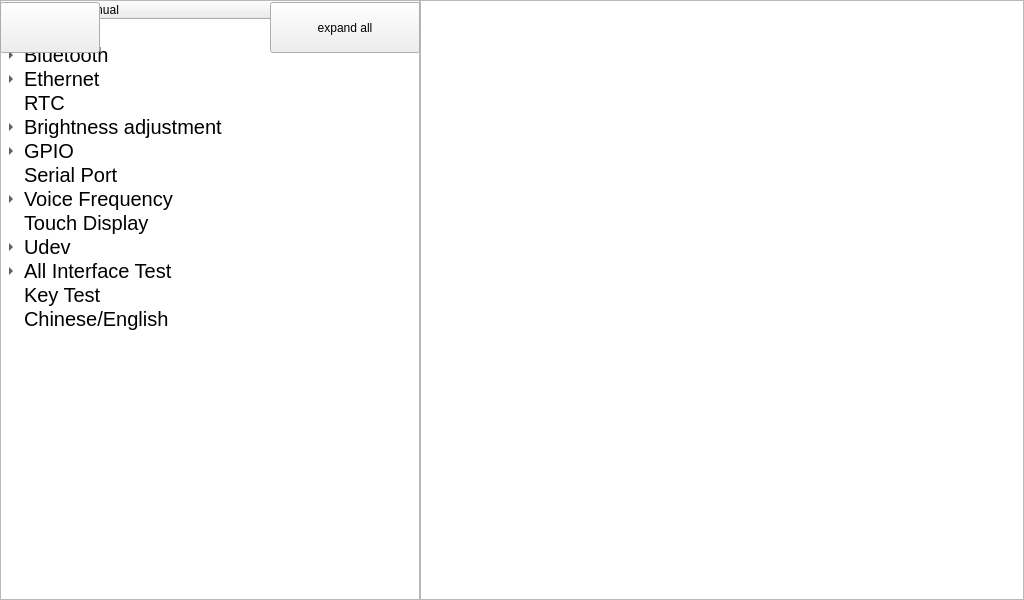
Qt form qt/t507/user_manual.ui (jizizihe/baijie_demo) before a commit.
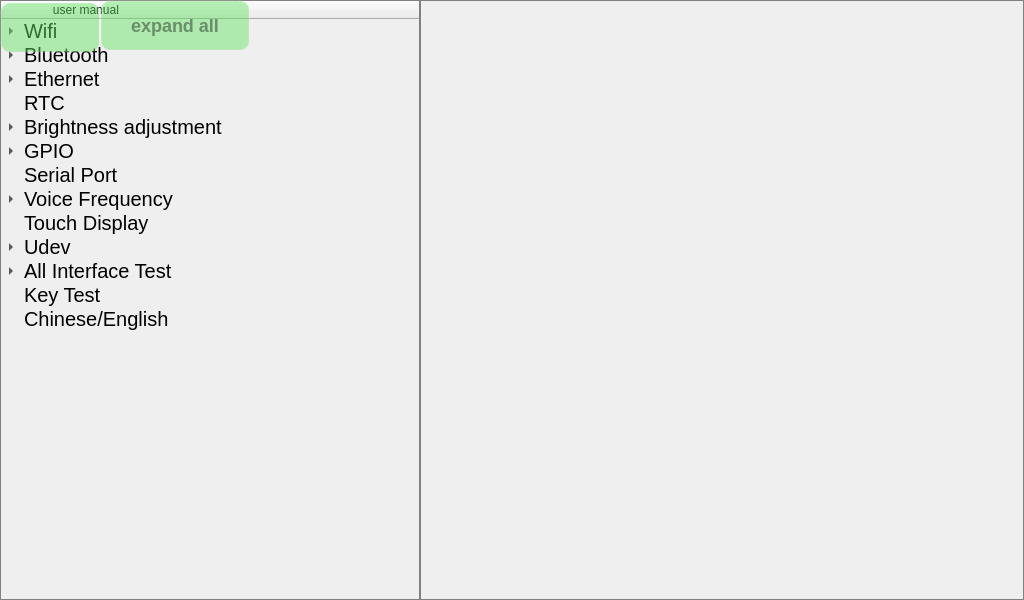
The same form after that commit. Icons and pictures are not drawn.

What changed in the file:
```diff
--- a/qt/t507/user_manual.ui
+++ b/qt/t507/user_manual.ui
@@ -14,7 +14,47 @@
    <string>Form</string>
   </property>
   <property name="styleSheet">
-   <string notr="true"/>
+   <string notr="true">#user_manual
+{
+border-image: url(:/t507_button_image/all/background.jpg);
+}
+/****************按钮部件*******************/
+QPushButton{
+     background-color: rgba(100, 225, 100, 120);/*背景色*/
+     border-style: outset; /*边框样式*/
+     border-width:  2px;  /*边框宽度为4像素*/
+     border-radius: 10px; /*边框圆角半径*/
+     border-color: rgba(255, 225, 255, 30);/*边框颜色*/
+     font: bold 18px;/*字体*/
+     color:rgba(0, 0, 0, 100);/*字体颜色*/
+     padding: 6px; /*填衬*/
+	outline: none; /*去掉按钮的虚线框*/
+}
+
+QPushButton:hover{ /*鼠标悬停在按钮上时*/
+        background-color:rgba(100,255,100, 100);
+        border-color: rgba(255, 225, 255, 200);
+        color:rgba(0, 0, 0, 200);
+}
+
+QPushButton:pressed { /*按钮被按下时*/
+     background-color:rgba(100,255,100, 200);
+     border-color: rgba(255, 225, 255, 30);
+     border-style: inset;
+     color:rgba(0, 0, 0, 100);
+}
+
+QTextEdit
+{
+	background-color:transparent;
+	border:1px solid gray;
+}
+
+QTreeWidget
+{
+	background-color:transparent;
+	border:1px solid gray;
+}</string>
   </property>
   <widget class="QTreeWidget" name="treeWidget">
    <property name="geometry">
@@ -381,8 +421,8 @@
   <widget class="QPushButton" name="pushButton_2">
    <property name="geometry">
     <rect>
-     <x>270</x>
-     <y>2</y>
+     <x>100</x>
+     <y>0</y>
      <width>150</width>
      <height>51</height>
     </rect>
```
